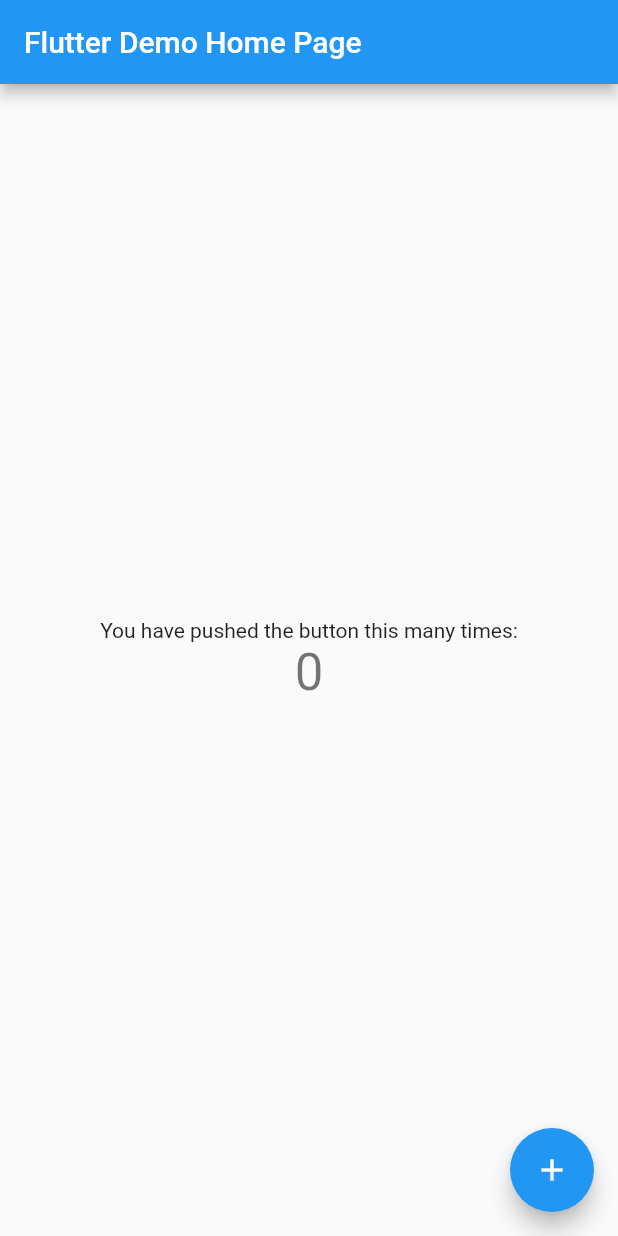
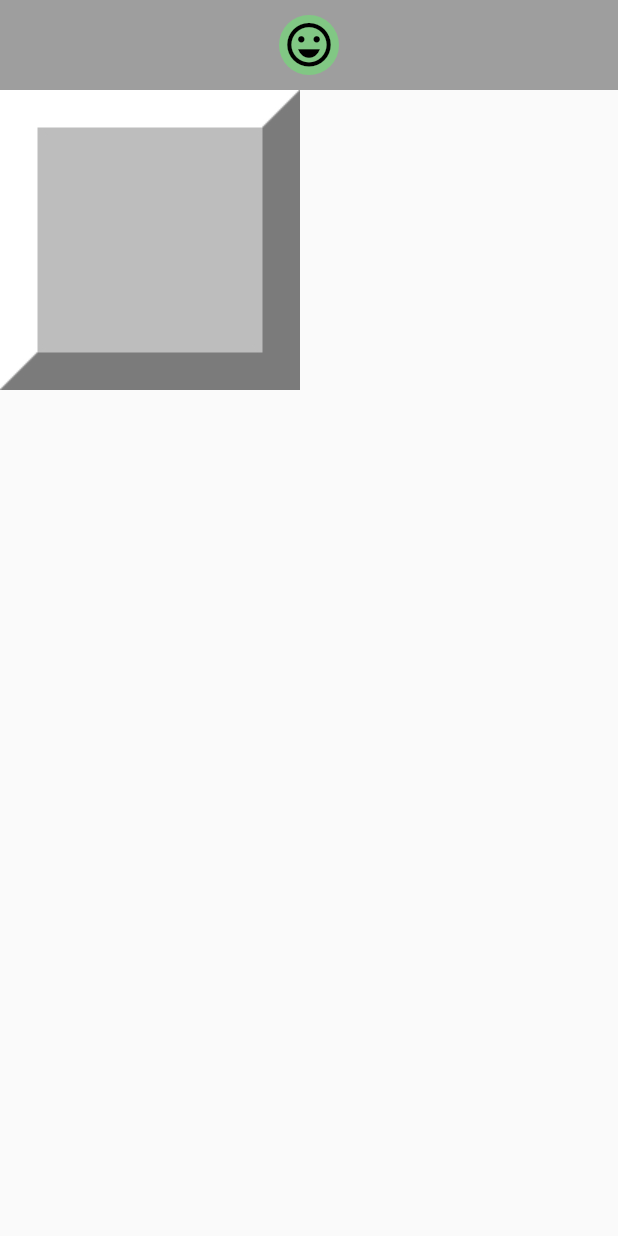
Before and after one commit to visicatto/minefield, a Flutter app: the screen it shows after launch, on a phone screen of 412 x 824 dp. Run offline on Flutter 3.47's test engine with Material 2 defaults, Android fonts, the phone set to English and light mode, and no system bars.

Commit message:
create campo

```diff
--- /dev/null
+++ b/lib/components/campo_widget.dart
@@ -0,0 +1,40 @@
+import 'package:flutter/material.dart';
+
+import '../models/campo.dart';
+
+class CampoWidget extends StatelessWidget {
+  const CampoWidget(
+      {Key? key,
+      required this.campo,
+      required this.onAbrir,
+      required this.onAlterarMarcacao})
+      : super(key: key);
+
+  final Campo campo;
+  final Function(Campo) onAbrir;
+  final Function(Campo) onAlterarMarcacao;
+
+  Widget _getImage() {
+    int qtdeMinas = campo.qtdeMinasNaVizinhanca;
+    if (campo.aberto && campo.minado && campo.explodido) {
+      return Image.asset('assets/images/bomba_0.jpeg');
+    } else if (campo.aberto && campo.minado) {
+      return Image.asset('assets/images/bomba_1.jpeg');
+    } else if (campo.aberto && qtdeMinas > 0) {
+      return Image.asset('assets/images/aberto_$qtdeMinas.jpeg');
+    } else if (campo.aberto) {
+      return Image.asset('assets/images/aberto_0.jpeg');
+    } else {
+      return Image.asset('assets/images/fechado.jpeg');
+    }
+  }
+
+  @override
+  Widget build(BuildContext context) {
+    return InkWell(
+      onTap: () => onAbrir(campo),
+      onLongPress: () => onAlterarMarcacao(campo),
+      child: _getImage(),
+    );
+  }
+}
--- /dev/null
+++ b/lib/components/resultado_widget.dart
@@ -0,0 +1,58 @@
+import 'package:flutter/material.dart';
+
+class ResultadoWidget extends StatelessWidget implements PreferredSizeWidget {
+  const ResultadoWidget({
+    Key? key,
+    required this.venceu,
+    required this.onRestart,
+  }) : super(key: key);
+  final bool? venceu;
+  final Function()? onRestart;
+
+  Color _getCor() {
+    if (venceu == null) {
+      return Colors.yellow;
+    } else if (venceu!) {
+      return Colors.green[300]!;
+    } else {
+      return Colors.red[300]!;
+    }
+  }
+
+  IconData _getIcon() {
+    if (venceu == null) {
+      return Icons.sentiment_satisfied;
+    } else if (venceu!) {
+      return Icons.sentiment_very_satisfied;
+    } else {
+      return Icons.sentiment_very_dissatisfied;
+    }
+  }
+
+  @override
+  Widget build(BuildContext context) {
+    return Container(
+      color: Colors.grey,
+      child: SafeArea(
+        child: Container(
+          padding: const EdgeInsets.all(10),
+          child: CircleAvatar(
+            backgroundColor: _getCor(),
+            child: IconButton(
+              padding: const EdgeInsets.all(0),
+              onPressed: onRestart,
+              icon: Icon(
+                _getIcon(),
+                color: Colors.black,
+                size: 35,
+              ),
+            ),
+          ),
+        ),
+      ),
+    );
+  }
+
+  @override
+  Size get preferredSize => const Size.fromHeight(120);
+}
--- a/lib/main.dart
+++ b/lib/main.dart
@@ -1,115 +1,4 @@
 import 'package:flutter/material.dart';
+import 'package:minefield/screens/campo_minado_app.dart';
 
-void main() {
-  runApp(const MyApp());
-}
-
-class MyApp extends StatelessWidget {
-  const MyApp({Key? key}) : super(key: key);
-
-  // This widget is the root of your application.
-  @override
-  Widget build(BuildContext context) {
-    return MaterialApp(
-      title: 'Flutter Demo',
-      theme: ThemeData(
-        // This is the theme of your application.
-        //
-        // Try running your application with "flutter run". You'll see the
-        // application has a blue toolbar. Then, without quitting the app, try
-        // changing the primarySwatch below to Colors.green and then invoke
-        // "hot reload" (press "r" in the console where you ran "flutter run",
-        // or simply save your changes to "hot reload" in a Flutter IDE).
-        // Notice that the counter didn't reset back to zero; the application
-        // is not restarted.
-        primarySwatch: Colors.blue,
-      ),
-      home: const MyHomePage(title: 'Flutter Demo Home Page'),
-    );
-  }
-}
-
-class MyHomePage extends StatefulWidget {
-  const MyHomePage({Key? key, required this.title}) : super(key: key);
-
-  // This widget is the home page of your application. It is stateful, meaning
-  // that it has a State object (defined below) that contains fields that affect
-  // how it looks.
-
-  // This class is the configuration for the state. It holds the values (in this
-  // case the title) provided by the parent (in this case the App widget) and
-  // used by the build method of the State. Fields in a Widget subclass are
-  // always marked "final".
-
-  final String title;
-
-  @override
-  State<MyHomePage> createState() => _MyHomePageState();
-}
-
-class _MyHomePageState extends State<MyHomePage> {
-  int _counter = 0;
-
-  void _incrementCounter() {
-    setState(() {
-      // This call to setState tells the Flutter framework that something has
-      // changed in this State, which causes it to rerun the build method below
-      // so that the display can reflect the updated values. If we changed
-      // _counter without calling setState(), then the build method would not be
-      // called again, and so nothing would appear to happen.
-      _counter++;
-    });
-  }
-
-  @override
-  Widget build(BuildContext context) {
-    // This method is rerun every time setState is called, for instance as done
-    // by the _incrementCounter method above.
-    //
-    // The Flutter framework has been optimized to make rerunning build methods
-    // fast, so that you can just rebuild anything that needs updating rather
-    // than having to individually change instances of widgets.
-    return Scaffold(
-      appBar: AppBar(
-        // Here we take the value from the MyHomePage object that was created by
-        // the App.build method, and use it to set our appbar title.
-        title: Text(widget.title),
-      ),
-      body: Center(
-        // Center is a layout widget. It takes a single child and positions it
-        // in the middle of the parent.
-        child: Column(
-          // Column is also a layout widget. It takes a list of children and
-          // arranges them vertically. By default, it sizes itself to fit its
-          // children horizontally, and tries to be as tall as its parent.
-          //
-          // Invoke "debug painting" (press "p" in the console, choose the
-          // "Toggle Debug Paint" action from the Flutter Inspector in Android
-          // Studio, or the "Toggle Debug Paint" command in Visual Studio Code)
-          // to see the wireframe for each widget.
-          //
-          // Column has various properties to control how it sizes itself and
-          // how it positions its children. Here we use mainAxisAlignment to
-          // center the children vertically; the main axis here is the vertical
-          // axis because Columns are vertical (the cross axis would be
-          // horizontal).
-          mainAxisAlignment: MainAxisAlignment.center,
-          children: <Widget>[
-            const Text(
-              'You have pushed the button this many times:',
-            ),
-            Text(
-              '$_counter',
-              style: Theme.of(context).textTheme.headline4,
-            ),
-          ],
-        ),
-      ),
-      floatingActionButton: FloatingActionButton(
-        onPressed: _incrementCounter,
-        tooltip: 'Increment',
-        child: const Icon(Icons.add),
-      ), // This trailing comma makes auto-formatting nicer for build methods.
-    );
-  }
-}
+void main() => runApp(const CampoMinadoApp());
--- /dev/null
+++ b/lib/screens/campo_minado_app.dart
@@ -0,0 +1,33 @@
+import 'package:flutter/material.dart';
+import '../components/resultado_widget.dart';
+import '../components/campo_widget.dart';
+import '../models/campo.dart';
+
+class CampoMinadoApp extends StatelessWidget {
+  const CampoMinadoApp({Key? key}) : super(key: key);
+
+  void _reiniciar() {}
+
+  void _abrir(Campo campo) {}
+
+  void _alterarMarcacao(Campo campo) {}
+
+  @override
+  Widget build(BuildContext context) {
+    Campo campo = Campo(linha: 0, coluna: 0);
+    return MaterialApp(
+      home: Scaffold(
+        appBar: ResultadoWidget(
+          venceu: true,
+          onRestart: _reiniciar,
+        ),
+        body: Container(
+            child: CampoWidget(
+          campo: campo,
+          onAbrir: _abrir,
+          onAlterarMarcacao: _alterarMarcacao,
+        )),
+      ),
+    );
+  }
+}
```
Also changed, not shown: lib/models/tabuleiro.dart (added, +71 -0 lines), pubspec.yaml (+14 -2 lines), assets/images/aberto_0.jpeg (added), assets/images/aberto_1.jpeg (added), assets/images/aberto_2.jpeg (added), assets/images/aberto_3.jpeg (added), assets/images/aberto_4.jpeg (added), assets/images/aberto_5.jpeg (added), assets/images/aberto_6.jpeg (added), assets/images/aberto_7.jpeg (added), assets/images/aberto_8.jpeg (added), assets/images/bandeira.jpeg (added), assets/images/bomba_0.jpeg (added), assets/images/bomba_1.jpeg (added), 1 more files, 1 other file.
